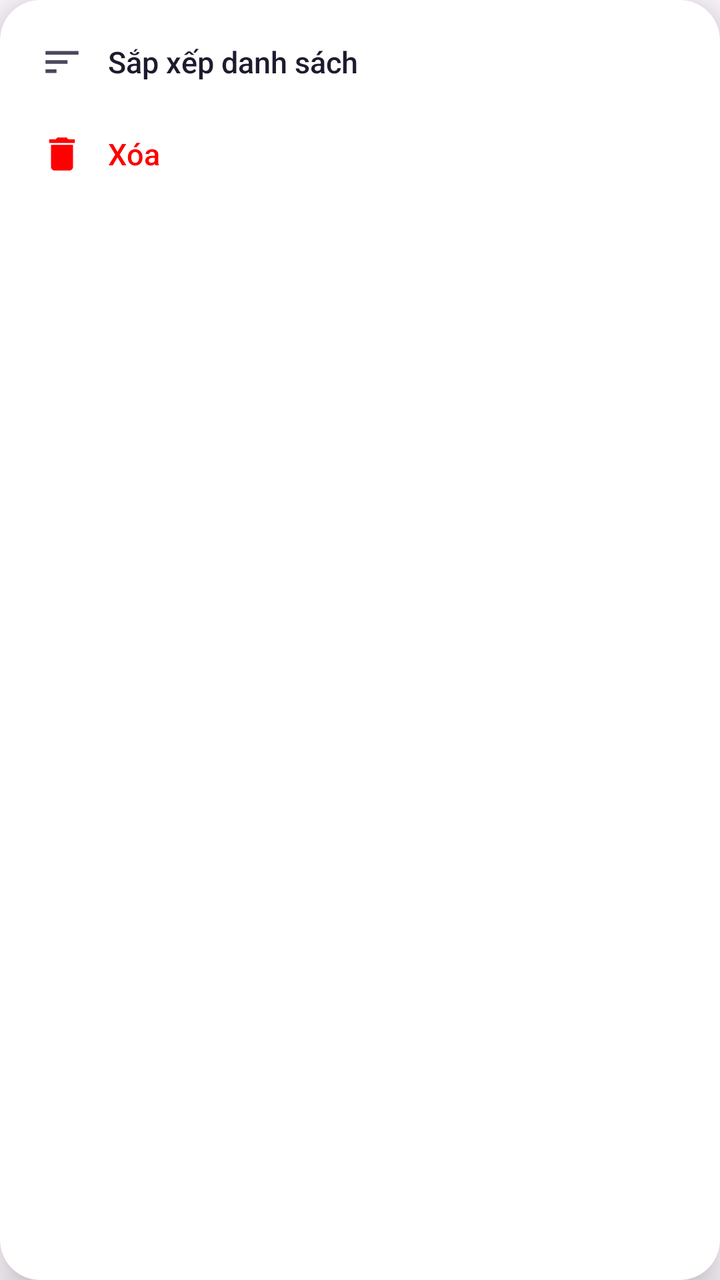
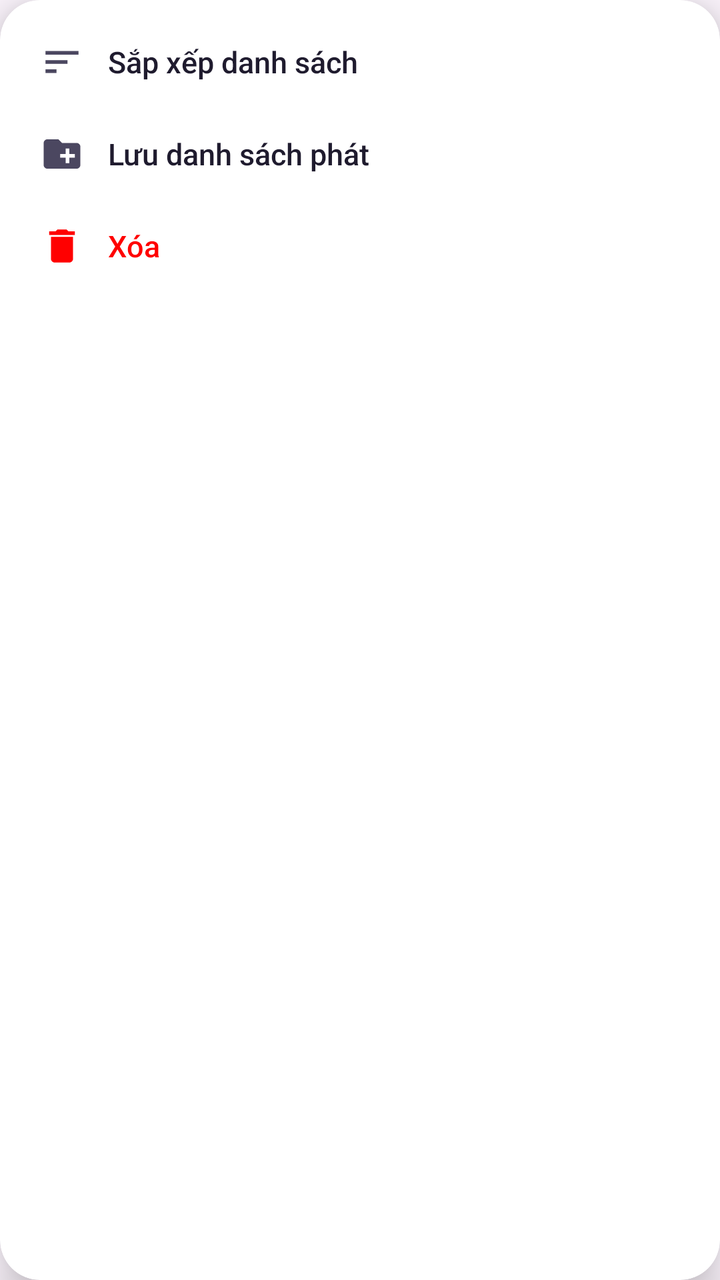

Before-and-after screenshots of an Android layout around one commit, followed by the original layout XML and the change that was made.
<!-- AndroidManifest.xml: application theme Theme.LocalMusic -->
<!-- res/layout/dialog_queue_options.xml -->
<?xml version="1.0" encoding="utf-8"?>
<androidx.cardview.widget.CardView xmlns:android="http://schemas.android.com/apk/res/android"
    xmlns:app="http://schemas.android.com/apk/res-auto"
    android:layout_width="236dp"
    android:layout_height="wrap_content"
    app:cardBackgroundColor="#FFFFFF"
    app:cardCornerRadius="20dp"
    app:cardElevation="12dp">

    <LinearLayout
        android:layout_width="match_parent"
        android:layout_height="wrap_content"
        android:orientation="vertical"
        android:padding="8dp">

        
        <LinearLayout
            android:id="@+id/btnQoSort"
            android:layout_width="match_parent"
            android:layout_height="wrap_content"
            android:background="?attr/selectableItemBackground"
            android:gravity="center_vertical"
            android:orientation="horizontal"
            android:padding="12dp">

            <ImageView
                android:layout_width="22dp"
                android:layout_height="22dp"
                android:src="@drawable/ic_q_sort" />

            <TextView
                android:layout_width="wrap_content"
                android:layout_height="wrap_content"
                android:layout_marginStart="12dp"
                android:fontFamily="sans-serif-medium"
                android:text="Sắp xếp danh sách"
                android:textColor="#1F1B2E"
                android:textSize="15sp" />
        </LinearLayout>

        
        <LinearLayout
            android:id="@+id/btnQoDelete"
            android:layout_width="match_parent"
            android:layout_height="wrap_content"
            android:background="?attr/selectableItemBackground"
            android:gravity="center_vertical"
            android:orientation="horizontal"
            android:padding="12dp">

            <ImageView
                android:layout_width="22dp"
                android:layout_height="22dp"
                android:src="@drawable/ic_delete" />

            <TextView
                android:layout_width="wrap_content"
                android:layout_height="wrap_content"
                android:layout_marginStart="12dp"
                android:fontFamily="sans-serif-medium"
                android:text="Xóa"
                android:textColor="#FF0000"
                android:textSize="15sp" />
        </LinearLayout>
    </LinearLayout>
</androidx.cardview.widget.CardView>
<!-- resources referenced by this layout -->
<resources>
  <!-- drawable ic_delete (drawable) -->
  <vector xmlns:android="http://schemas.android.com/apk/res/android"
      android:width="24dp" android:height="24dp"
      android:viewportWidth="24" android:viewportHeight="24"
      android:tint="#FF0000">
      <path android:fillColor="@android:color/white" android:pathData="M6,19c0,1.1 0.9,2 2,2h8c1.1,0 2,-0.9 2,-2V7H6v12zM19,4h-3.5l-1,-1h-5l-1,1H5v2h14V4z"/>
  </vector>
  <!-- drawable ic_q_sort (drawable) -->
  <?xml version="1.0" encoding="utf-8"?>
  <vector xmlns:android="http://schemas.android.com/apk/res/android"
      android:width="24dp"
      android:height="24dp"
      android:tint="#4B4760"
      android:viewportWidth="24"
      android:viewportHeight="24">
      <path
          android:fillColor="@android:color/white"
          android:pathData="M3,18h6v-2H3v2zM3,6v2h18V6H3zM3,13h12v-2H3v2z" />
  </vector>
  <style name="Theme.LocalMusic" parent="Theme.Material3.Light.NoActionBar">
          <item name="android:statusBarColor">@color/white</item>
          <item name="android:windowLightStatusBar">true</item>
          <item name="android:windowSplashScreenBackground">#000000</item>
          <item name="android:windowSplashScreenAnimatedIcon">@drawable/logo</item>
      </style>
  <color name="white">#FFFFFF</color>
  <!-- drawable logo: png bitmap (drawable, 82471 bytes) -->
</resources>

<!-- the commit's change to res/layout/dialog_queue_options.xml (unified diff, before → after) -->
@@ -40,6 +40,31 @@
 
         
         <LinearLayout
+            android:id="@+id/btnQoSave"
+            android:layout_width="match_parent"
+            android:layout_height="wrap_content"
+            android:background="?attr/selectableItemBackground"
+            android:gravity="center_vertical"
+            android:orientation="horizontal"
+            android:padding="12dp">
+
+            <ImageView
+                android:layout_width="22dp"
+                android:layout_height="22dp"
+                android:src="@drawable/ic_q_save" />
+
+            <TextView
+                android:layout_width="wrap_content"
+                android:layout_height="wrap_content"
+                android:layout_marginStart="12dp"
+                android:fontFamily="sans-serif-medium"
+                android:text="Lưu danh sách phát"
+                android:textColor="#1F1B2E"
+                android:textSize="15sp" />
+        </LinearLayout>
+
+        
+        <LinearLayout
             android:id="@+id/btnQoDelete"
             android:layout_width="match_parent"
             android:layout_height="wrap_content"
<!-- resource entries referenced after the edit -->
@@ -6,6 +6,18 @@
       android:viewportWidth="24" android:viewportHeight="24"
       android:tint="#FF0000">
       <path android:fillColor="@android:color/white" android:pathData="M6,19c0,1.1 0.9,2 2,2h8c1.1,0 2,-0.9 2,-2V7H6v12zM19,4h-3.5l-1,-1h-5l-1,1H5v2h14V4z"/>
+  </vector>
+  <!-- drawable ic_q_save (drawable) -->
+  <?xml version="1.0" encoding="utf-8"?>
+  <vector xmlns:android="http://schemas.android.com/apk/res/android"
+      android:width="24dp"
+      android:height="24dp"
+      android:tint="#4B4760"
+      android:viewportWidth="24"
+      android:viewportHeight="24">
+      <path
+          android:fillColor="@android:color/white"
+          android:pathData="M20,6h-8l-2,-2H4c-1.11,0 -1.99,0.89 -1.99,2L2,18c0,1.11 0.89,2 2,2h16c1.11,0 2,-0.89 2,-2V8c0,-1.11 -0.89,-2 -2,-2zM19,14h-3v3h-2v-3h-3v-2h3V9h2v3h3v2z" />
   </vector>
   <!-- drawable ic_q_sort (drawable) -->
   <?xml version="1.0" encoding="utf-8"?>
